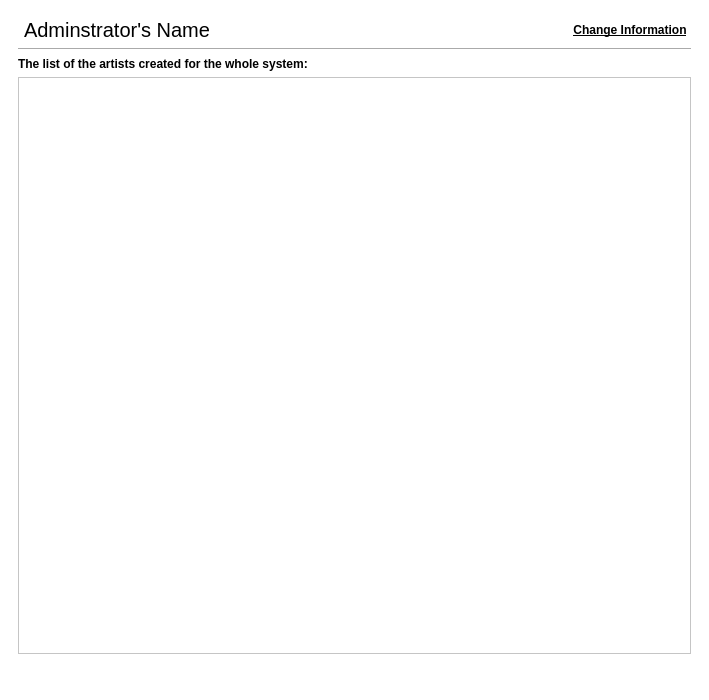
This is ui/panels/adminpanel.ui in amirmohsen1384/Mockingbird as Qt 5 draws it before an edit. The edited form follows.
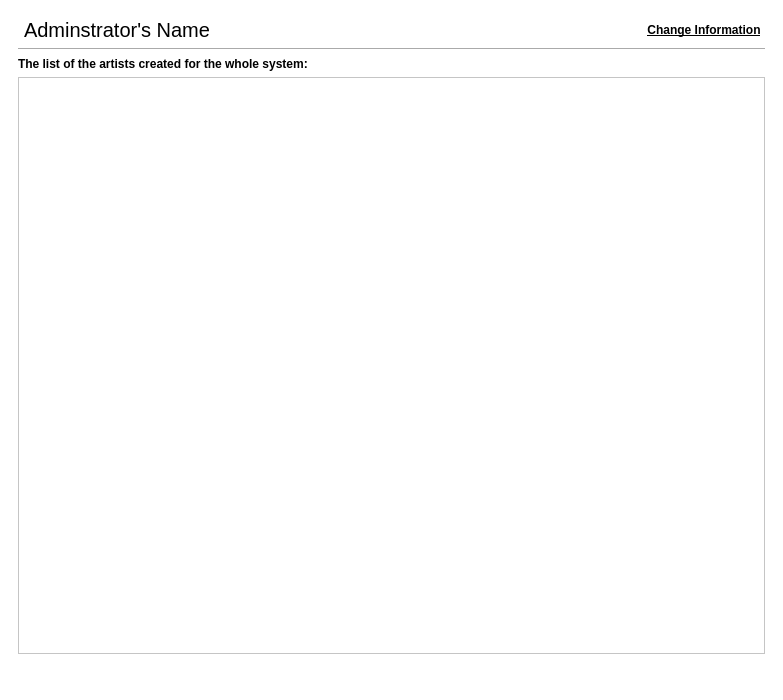
This is the edited form. Icons and pictures are not drawn.

Commit message: Set up an suitable icon and title for each window

Patch:
```diff
--- a/ui/panels/adminpanel.ui
+++ b/ui/panels/adminpanel.ui
@@ -6,7 +6,7 @@
    <rect>
     <x>0</x>
     <y>0</y>
-    <width>700</width>
+    <width>783</width>
     <height>700</height>
    </rect>
   </property>
```
Left out of the diff: 6 changed lines with no effect on the pictures. The commit also changes 1 other file.
